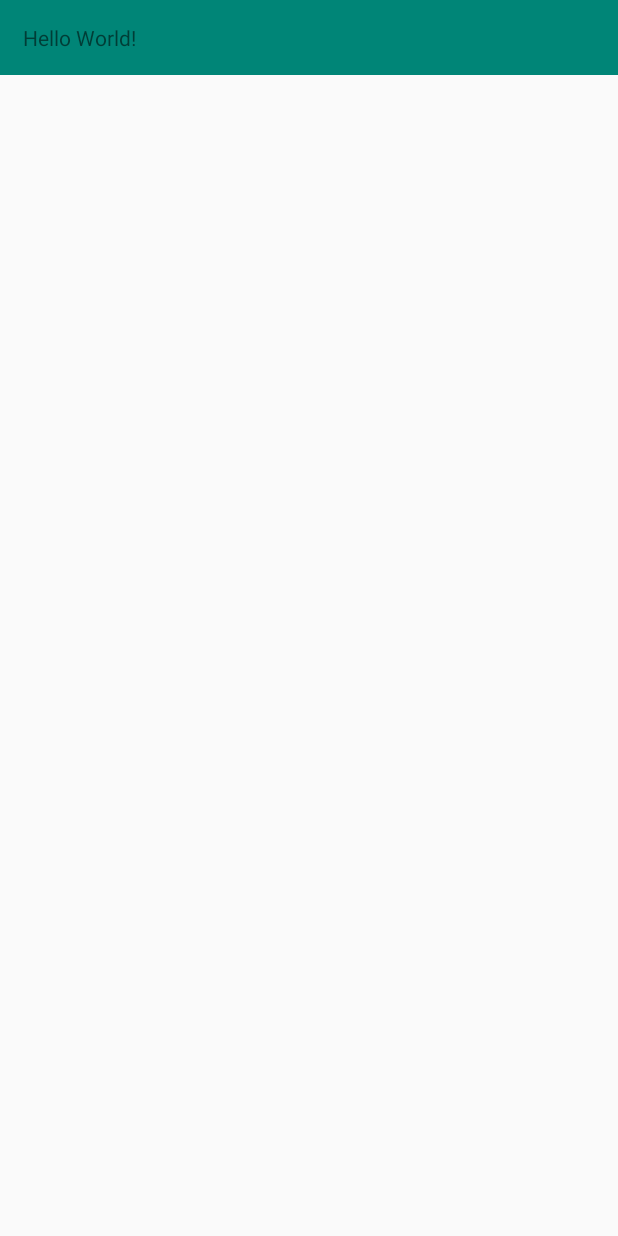
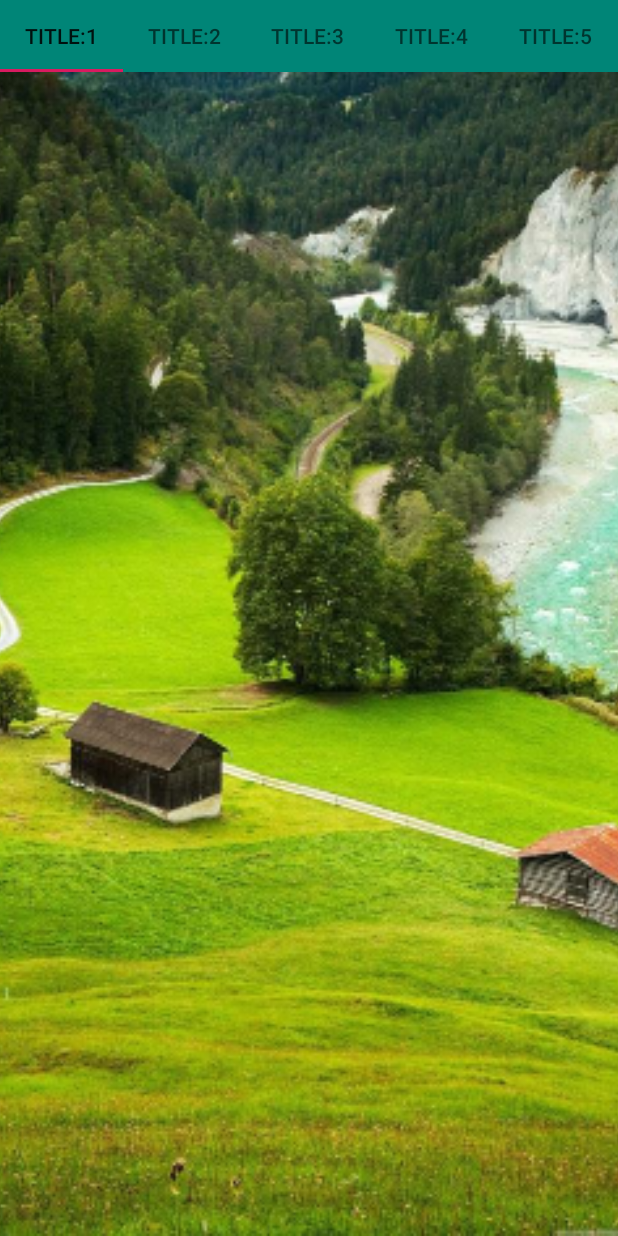
Before and after one commit to fatCat2015/SSUtils, an Android app: the screen it shows after launch (MainActivity), on a phone screen of 412 x 824 dp. Run offline under Robolectric (Android 15) with nearby library versions, the phone set to English and light mode, and no system bars; libraries missing offline, so code that uses them is left out: android.support.v7; 1 statement that could not run was skipped.

Commit message:
no message

```diff
--- a/app/build.gradle
+++ b/app/build.gradle
@@ -22,6 +22,10 @@ android {
             proguardFiles getDefaultProguardFile('proguard-android.txt'), 'proguard-rules.pro'
         }
     }
+    compileOptions {
+        sourceCompatibility = '1.8'
+        targetCompatibility = '1.8'
+    }
 
 }
 
@@ -33,4 +37,6 @@ dependencies {
     androidTestImplementation 'com.android.support.test:runner:1.0.2'
     androidTestImplementation 'com.android.support.test.espresso:espresso-core:3.0.2'
     implementation project(':sutils')
+    //    implementation 'com.github.fatCat2015:SUtils:1.2.0'
+    implementation 'com.android.support:design:28.0.0'
 }
--- a/app/src/main/java/com/example/app/MainActivity.java
+++ b/app/src/main/java/com/example/app/MainActivity.java
@@ -1,17 +1,137 @@
 package com.example.app;
 
+import android.graphics.Bitmap;
+import android.graphics.BitmapFactory;
+import android.graphics.Color;
+import android.graphics.drawable.ColorDrawable;
+import android.graphics.drawable.Drawable;
+import android.os.Bundle;
+import android.support.annotation.NonNull;
+import android.support.annotation.Nullable;
+import android.support.design.widget.TabLayout;
+import android.support.v4.content.ContextCompat;
+import android.support.v4.util.Consumer;
+import android.support.v4.view.PagerAdapter;
+import android.support.v4.view.ViewPager;
 import android.support.v7.app.AppCompatActivity;
-import android.os.Bundle;
+import android.view.View;
+import android.view.ViewGroup;
+import android.widget.ImageView;
 
+import com.cat.sutils.ColorTransition;
+import com.cat.sutils.PaletteHelper;
 import com.cat.sutils.StatusBarUtils;
 
+import java.util.List;
+
 public class MainActivity extends AppCompatActivity {
+
+    private android.support.design.widget.TabLayout tabLayout;
+    private android.support.v4.view.ViewPager viewPager;
+
+
+
+    private int[] images={R.mipmap.icon_1,R.mipmap.icon_2,R.mipmap.icon_3,R.mipmap.icon_4,R.mipmap.icon_5};
 
     @Override
     protected void onCreate(Bundle savedInstanceState) {
         super.onCreate(savedInstanceState);
+
         setContentView(R.layout.activity_main);
+        this.viewPager = (ViewPager) findViewById(R.id.viewPager);
+        this.tabLayout = (TabLayout) findViewById(R.id.tabLayout);
 
-        StatusBarUtils.transparentStatusBar(this);
+
+        viewPager.setAdapter(new Adapter());
+        tabLayout.setupWithViewPager(viewPager);
+        updateViewStyle(0);
+
+        viewPager.addOnPageChangeListener(new ViewPager.OnPageChangeListener() {
+            @Override
+            public void onPageScrolled(int i, float v, int i1) {
+
+            }
+
+            @Override
+            public void onPageSelected(int i) {
+                updateViewStyle(i);
+            }
+
+            @Override
+            public void onPageScrollStateChanged(int i) {
+
+            }
+        });
+
     }
+
+
+
+    private void updateViewStyle(int currentPosition){
+        Bitmap bitmap=BitmapFactory.decodeResource(getResources(),images[currentPosition]);
+        PaletteHelper.generate(bitmap,ContextCompat.getColor(this,R.color.colorPrimary),(color)->{
+            Drawable tabLayoutBackground= tabLayout.getBackground();
+            if(tabLayout.getBackground() instanceof  ColorDrawable){
+                int startColor=((ColorDrawable)tabLayoutBackground).getColor();
+                ColorTransition.builder()
+                        .duration(200)
+                        .startColor(startColor)
+                        .endColor(color)
+                        .build()
+                        .translate((currentColor)->setTabLayoutAndStatusBarBackgroundColor(currentColor));
+            }
+
+
+
+
+        });
+    }
+
+    private void setTabLayoutAndStatusBarBackgroundColor(int color){
+        tabLayout.setBackgroundColor(color);
+        StatusBarUtils.setStatusBarColor(MainActivity.this,color);
+    }
+
+
+
+    private class Adapter extends PagerAdapter{
+
+
+
+
+
+        @Override
+        public int getCount() {
+            return images.length;
+        }
+
+        @Override
+        public boolean isViewFromObject(@NonNull View view, @NonNull Object o) {
+            return view==o;
+        }
+
+        @NonNull
+        @Override
+        public Object instantiateItem(@NonNull ViewGroup container, int position) {
+            ImageView imageView=new ImageView(MainActivity.this);
+            imageView.setScaleType(ImageView.ScaleType.CENTER_CROP);
+            container.addView(imageView,new ViewGroup.LayoutParams(ViewGroup.LayoutParams.MATCH_PARENT,ViewGroup.LayoutParams.MATCH_PARENT));
+            imageView.setImageResource(images[position]);
+            return imageView;
+        }
+
+        @Nullable
+        @Override
+        public CharSequence getPageTitle(int position) {
+            return "title:"+(++position);
+        }
+
+        @Override
+        public void destroyItem(@NonNull ViewGroup container, int position, @NonNull Object object) {
+            container.removeView((View) object);
+        }
+    }
+
+
+
 }
--- a/app/src/main/res/layout/activity_main.xml
+++ b/app/src/main/res/layout/activity_main.xml
@@ -1,17 +1,26 @@
 <?xml version="1.0" encoding="utf-8"?>
-<android.support.constraint.ConstraintLayout xmlns:android="http://schemas.android.com/apk/res/android"
+<LinearLayout xmlns:android="http://schemas.android.com/apk/res/android"
     xmlns:app="http://schemas.android.com/apk/res-auto"
     xmlns:tools="http://schemas.android.com/tools"
+    android:orientation="vertical"
     android:layout_width="match_parent"
     android:layout_height="match_parent"
     tools:context=".MainActivity">
 
-    <TextView
+
+    <android.support.design.widget.TabLayout
+        android:id="@+id/tabLayout"
+        android:background="@color/colorPrimary"
         android:layout_width="match_parent"
-        android:layout_height="wrap_content"
-        android:padding="15dp"
-        android:background="@color/colorPrimary"
-        android:text="Hello World!"
-        />
+        android:layout_height="wrap_content"></android.support.design.widget.TabLayout>
 
-</android.support.constraint.ConstraintLayout>
+
+    <android.support.v4.view.ViewPager
+        android:id="@+id/viewPager"
+        android:layout_width="match_parent"
+        android:layout_height="match_parent">
+
+    </android.support.v4.view.ViewPager>
+
+
+</LinearLayout>
--- a/app/src/main/res/values/colors.xml
+++ b/app/src/main/res/values/colors.xml
@@ -1,6 +1,6 @@
 <?xml version="1.0" encoding="utf-8"?>
 <resources>
     <color name="colorPrimary">#008577</color>
-    <color name="colorPrimaryDark">#00574B</color>
+    <color name="colorPrimaryDark">#008577</color>
     <color name="colorAccent">#D81B60</color>
 </resources>
--- a/build.gradle
+++ b/build.gradle
@@ -19,6 +19,7 @@ allprojects {
     repositories {
         google()
         jcenter()
+        maven { url 'https://jitpack.io' }
     }
 }
 
--- a/sutils/build.gradle
+++ b/sutils/build.gradle
@@ -22,8 +22,13 @@ android {
             proguardFiles getDefaultProguardFile('proguard-android.txt'), 'proguard-rules.pro'
         }
     }
+    compileOptions {
+        sourceCompatibility = '1.8'
+        targetCompatibility = '1.8'
+    }
 
 }
 
 dependencies {
+    implementation 'com.android.support:palette-v7:28.0.0'
 }
--- /dev/null
+++ b/sutils/src/main/java/com/cat/sutils/PaletteHelper.java
@@ -0,0 +1,52 @@
+package com.cat.sutils;
+
+import android.graphics.Bitmap;
+import android.graphics.Color;
+import android.support.annotation.Nullable;
+import android.support.v4.util.Consumer;
+import android.support.v7.graphics.Palette;
+import android.util.Log;
+
+import java.util.Objects;
+
+public class PaletteHelper {
+
+
+    public static void generate(Bitmap bitmap, int defaultColor,Consumer<Integer> colorConsumer){
+        Objects.requireNonNull(colorConsumer);
+        Objects.requireNonNull(bitmap);
+        Palette.from(bitmap).generate((palette)->colorConsumer.accept(getColorNeeded(palette,defaultColor)));
+    }
+
+    public static int getColorNeeded(Palette palette,int defaultColor){
+        int color=palette.getLightVibrantColor(defaultColor);
+        int index=0;
+        while (color==defaultColor){
+            switch (index){
+                case 0:
+                    color=palette.getDarkVibrantColor(defaultColor);
+                    break;
+                case 1:
+                    color= palette.getVibrantColor(defaultColor);
+                    break;
+                case 2:
+                    color= palette.getLightMutedColor(defaultColor);
+                    break;
+                case 3:
+                    color= palette.getDarkMutedColor(defaultColor);
+                    break;
+                case 4:
+                    color= palette.getMutedColor(defaultColor);
+                    break;
+            }
+            index++;
+            if (index>=5) {
+                break;
+            }
+        }
+        return color;
+    }
+
+
+
+}
```
Also changed, not shown: sutils/src/main/java/com/cat/sutils/ColorTransition.java (+7 -14 lines), app/src/main/res/mipmap-xxhdpi/icon_1.jpg (added), app/src/main/res/mipmap-xxhdpi/icon_2.jpg (added), app/src/main/res/mipmap-xxhdpi/icon_3.jpg (added), app/src/main/res/mipmap-xxhdpi/icon_4.jpg (added), app/src/main/res/mipmap-xxhdpi/icon_5.jpg (added).
